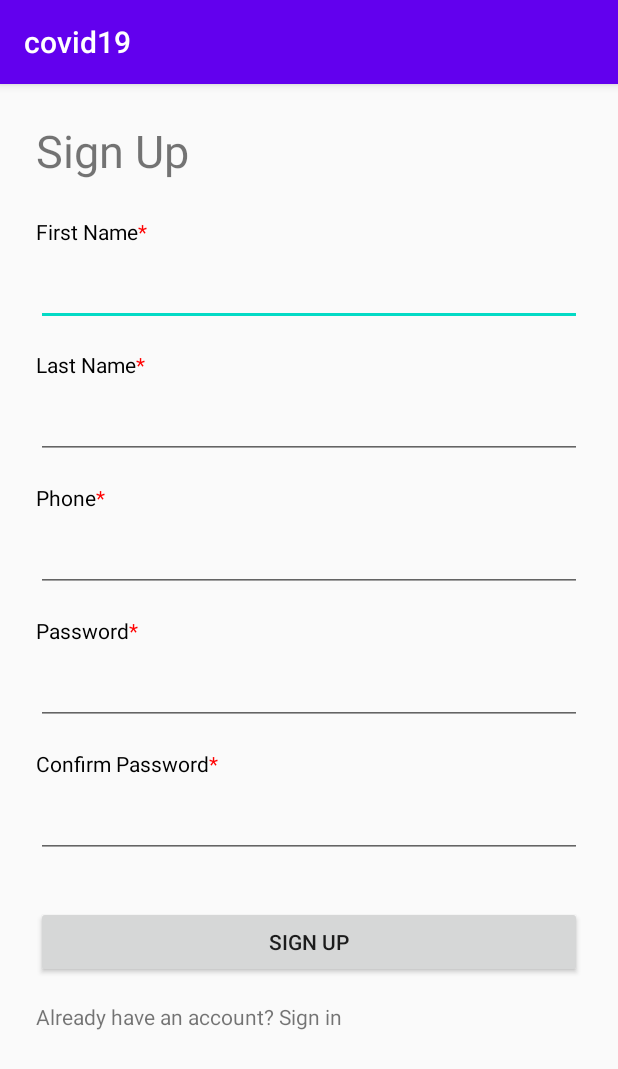
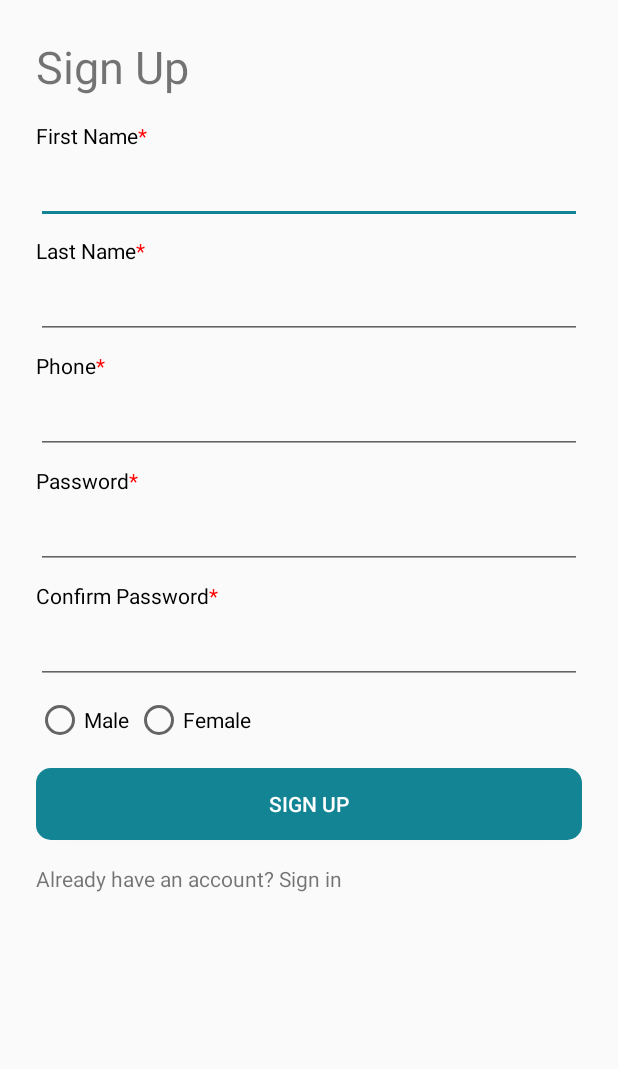
Before and after one commit to openmymed/access.md, an Android app: the screen it shows after launch (RegisterActivity), after a tap on "Don't have an account? Sign up", on a phone screen of 412 x 824 dp. Shown: the top 1069 px of the screen. Run offline under Robolectric (Android 15) with nearby library versions, the phone set to English and light mode, and no system bars; libraries missing offline, so code that uses them is left out: io.paperdb; 3 statements that could not run were skipped; 1 other tap on this screen came first.

Commit message:
Login and Register functional with mock data

```diff
--- a/android/app/build.gradle
+++ b/android/app/build.gradle
@@ -31,6 +31,7 @@ dependencies {
     implementation 'com.google.android.material:material:1.0.0'
     implementation 'androidx.annotation:annotation:1.1.0'
     implementation 'androidx.lifecycle:lifecycle-extensions:2.0.0'
+    implementation 'io.paperdb:paperdb:2.6'
     testImplementation 'junit:junit:4.12'
     androidTestImplementation 'androidx.test.ext:junit:1.1.1'
     androidTestImplementation 'androidx.test.espresso:espresso-core:3.2.0'
--- a/android/app/src/main/java/me/kisoft/covid19/RegisterActivity.java
+++ b/android/app/src/main/java/me/kisoft/covid19/RegisterActivity.java
@@ -5,11 +5,13 @@ import android.os.Bundle;
 import android.view.View;
 import android.widget.Button;
 import android.widget.EditText;
+import android.widget.RadioButton;
 import android.widget.TextView;
 
 import androidx.appcompat.app.AppCompatActivity;
 
 import me.kisoft.covid19.models.Patient;
+import me.kisoft.covid19.models.Sex;
 import me.kisoft.covid19.services.PatientService;
 import me.kisoft.covid19.services.PatientServiceMock;
 
@@ -21,13 +23,16 @@ public class RegisterActivity extends AppCompatActivity {
     private EditText edtConfirmPassword;
     private Button btnSignUp;
     private TextView tvGoToSignIn;
+    private RadioButton rbMale;
+    private RadioButton rbFemale;
     private PatientService service;
 
     @Override
     protected void onCreate(Bundle savedInstanceState) {
         super.onCreate(savedInstanceState);
         setContentView(R.layout.activity_register);
-
+        getSupportActionBar().hide();
+        //init screen components
         edtFirstName = findViewById(R.id.edt_first_name);
         edtLastName = findViewById(R.id.edt_last_name);
         edtPhone = findViewById(R.id.edt_phone);
@@ -35,6 +40,9 @@ public class RegisterActivity extends AppCompatActivity {
         edtConfirmPassword = findViewById(R.id.edt_confirm_password);
         btnSignUp = findViewById(R.id.btn_sign_up);
         tvGoToSignIn = findViewById(R.id.tv_goto_sign_in);
+        rbFemale = findViewById(R.id.rb_female);
+        rbMale = findViewById(R.id.rb_male);
+
         //init service
         service = new PatientServiceMock();
         //go back to sign in screen
@@ -54,10 +62,19 @@ public class RegisterActivity extends AppCompatActivity {
                 String phone = edtPhone.getText().toString();
                 String password = edtPassword.getText().toString();
                 String confirmPassword = edtConfirmPassword.getText().toString();
+                Sex sex;
+                if (rbFemale.isSelected()) {
+                    sex = Sex.Female;
+                } else {
+                    sex = Sex.Male;
+                }
 
                 if (password.equals(confirmPassword)) {
-                    Patient patient = new Patient(phone, password, firstName, lastName);
-                    service.Register(patient);
+                    Patient patient = new Patient(phone, password, firstName, lastName, sex);
+                    service.register(patient);
+                    Intent intent = new Intent(RegisterActivity.this, LoginActivity.class);
+                    startActivity(intent);
+                    finish();
                 }
             }
         });
--- a/android/app/src/main/java/me/kisoft/covid19/models/Patient.java
+++ b/android/app/src/main/java/me/kisoft/covid19/models/Patient.java
@@ -1,24 +1,29 @@
 package me.kisoft.covid19.models;
 
 public class Patient {
-    private String username;
+    private String phone;
     private String password;
     private String firstName;
     private String lastName;
+    private Sex sex;
 
-    public Patient(String username, String password, String firstName, String lastName) {
-        this.username = username;
+    public Patient() {
+    }
+
+    public Patient(String phone, String password, String firstName, String lastName, Sex sex) {
+        this.phone = phone;
         this.password = password;
         this.firstName = firstName;
         this.lastName = lastName;
+        this.sex = sex;
     }
 
-    public String getUsername() {
-        return username;
+    public String getPhone() {
+        return phone;
     }
 
-    public void setUsername(String username) {
-        this.username = username;
+    public void setPhone(String phone) {
+        this.phone = phone;
     }
 
     public String getPassword() {
@@ -32,7 +37,7 @@ public class Patient {
     @Override
     public String toString() {
         return "Patient{" +
-                "username='" + username + '\'' +
+                "phone='" + phone + '\'' +
                 ", password='" + password + '\'' +
                 '}';
     }
--- /dev/null
+++ b/android/app/src/main/java/me/kisoft/covid19/models/Sex.java
@@ -0,0 +1,5 @@
+package me.kisoft.covid19.models;
+
+public enum Sex {
+    Female, Male
+}
--- a/android/app/src/main/java/me/kisoft/covid19/services/PatientService.java
+++ b/android/app/src/main/java/me/kisoft/covid19/services/PatientService.java
@@ -3,7 +3,7 @@ package me.kisoft.covid19.services;
 import me.kisoft.covid19.models.Patient;
 
 public interface PatientService {
-    void Login(String username, String password);
+    Patient login(String phone, String password);
 
-    void Register(Patient patient);
+    void register(Patient patient);
 }
--- a/android/app/src/main/java/me/kisoft/covid19/services/PatientServiceMock.java
+++ b/android/app/src/main/java/me/kisoft/covid19/services/PatientServiceMock.java
@@ -1,20 +1,34 @@
 package me.kisoft.covid19.services;
 
+import java.util.ArrayList;
+import java.util.Arrays;
+
 import me.kisoft.covid19.models.Patient;
+import me.kisoft.covid19.models.Sex;
 
 public class PatientServiceMock implements PatientService {
-    //todo check if this is the correct impl for the pattern
+    //todo check if this is the correct impl for the
+
+    static ArrayList<Patient> patients = new ArrayList<>(Arrays.asList(new Patient("Admin", "Admin", "Ahmad", "Ahmad", Sex.Male),
+            new Patient("0591234561", "Admin", "Mohammad", "Mohammad", Sex.Male),
+            new Patient("0592234561", "Admin", "Mousa", "Mousa", Sex.Male),
+            new Patient("0593234561", "Admin", "Ibraheem", "Ibraheem", Sex.Male),
+            new Patient("0594234561", "Admin", "Majed", "Majed", Sex.Male)));
 
     @Override
-    public void Login(String username, String password) {
+    public Patient login(String phone, String password) {
         //do stuff here
-        String user = "Admin";
-        String pass = "Admin";
-
+        for (Patient patient : patients) {
+            if (patient.getPhone().equals(phone) && patient.getPassword().equals(password)) {
+                return patient;
+            }
+        }
+        return null;
     }
 
     @Override
-    public void Register(Patient patient) {
+    public void register(Patient patient) {
         //do stuff here
+        patients.add(patient);
     }
 }
--- /dev/null
+++ b/android/app/src/main/java/me/kisoft/covid19/utils/RememberMe.java
@@ -0,0 +1,6 @@
+package me.kisoft.covid19.utils;
+
+public class RememberMe {
+    public static final String phone = "phone";
+    public static final String password = "password";
+}
--- /dev/null
+++ b/android/app/src/main/res/drawable/roundedbutton.xml
@@ -0,0 +1,10 @@
+<?xml version="1.0" encoding="utf-8"?>
+<shape xmlns:android="http://schemas.android.com/apk/res/android"
+    android:shape="rectangle">
+    <solid android:color="@color/colorAccent" />
+    <corners
+        android:bottomLeftRadius="10dp"
+        android:bottomRightRadius="10dp"
+        android:topLeftRadius="10dp"
+        android:topRightRadius="10dp" />
+</shape>
--- a/android/app/src/main/res/layout/activity_login.xml
+++ b/android/app/src/main/res/layout/activity_login.xml
@@ -75,7 +75,9 @@
         android:layout_marginStart="24dp"
         android:layout_marginTop="16dp"
         android:layout_marginEnd="24dp"
+        android:background="@drawable/roundedbutton"
         android:text="Sign In"
+        android:textColor="@android:color/white"
         app:layout_constraintEnd_toEndOf="parent"
         app:layout_constraintStart_toStartOf="parent"
         app:layout_constraintTop_toBottomOf="@+id/tv_login_warning" />
@@ -85,11 +87,11 @@
         android:layout_width="wrap_content"
         android:layout_height="wrap_content"
         android:layout_marginStart="24dp"
-        android:layout_marginTop="16dp"
+        android:layout_marginTop="8dp"
         android:checked="false"
         android:text="Remember me"
         app:layout_constraintStart_toStartOf="parent"
-        app:layout_constraintTop_toBottomOf="@+id/tv_sign_up" />
+        app:layout_constraintTop_toBottomOf="@+id/tv_goto_sign_up" />
 
     <TextView
         android:id="@+id/tv_login_warning"
--- a/android/app/src/main/res/layout/activity_register.xml
+++ b/android/app/src/main/res/layout/activity_register.xml
@@ -26,7 +26,7 @@
             android:layout_width="wrap_content"
             android:layout_height="wrap_content"
             android:layout_marginStart="24dp"
-            android:layout_marginTop="16dp"
+            android:layout_marginTop="8dp"
             android:text="@string/sign_up_phone"
             android:textColor="@android:color/black"
             app:layout_constraintStart_toStartOf="parent"
@@ -37,7 +37,7 @@
             android:layout_width="match_parent"
             android:layout_height="wrap_content"
             android:layout_marginStart="24dp"
-            android:layout_marginTop="8dp"
+            android:layout_marginTop="4dp"
             android:layout_marginEnd="24dp"
             android:ems="10"
             android:inputType="phone"
@@ -50,7 +50,7 @@
             android:layout_width="wrap_content"
             android:layout_height="wrap_content"
             android:layout_marginStart="24dp"
-            android:layout_marginTop="16dp"
+            android:layout_marginTop="8dp"
             android:text="@string/sign_up_password"
             android:textColor="@android:color/black"
             app:layout_constraintStart_toStartOf="parent"
@@ -61,7 +61,7 @@
             android:layout_width="match_parent"
             android:layout_height="wrap_content"
             android:layout_marginStart="24dp"
-            android:layout_marginTop="8dp"
+            android:layout_marginTop="4dp"
             android:layout_marginEnd="24dp"
             android:ems="10"
             android:inputType="textPassword"
@@ -74,7 +74,7 @@
             android:layout_width="wrap_content"
             android:layout_height="19dp"
             android:layout_marginStart="24dp"
-            android:layout_marginTop="16dp"
+            android:layout_marginTop="8dp"
             android:text="@string/sign_up_confirm_password"
             android:textColor="@android:color/black"
             app:layout_constraintStart_toStartOf="parent"
@@ -85,7 +85,7 @@
             android:layout_width="match_parent"
             android:layout_height="wrap_content"
             android:layout_marginStart="24dp"
-            android:layout_marginTop="8dp"
+            android:layout_marginTop="4dp"
             android:layout_marginEnd="24dp"
             android:ems="10"
             android:inputType="textPassword"
@@ -98,7 +98,7 @@
             android:layout_width="wrap_content"
             android:layout_height="wrap_content"
             android:layout_marginStart="24dp"
-            android:layout_marginTop="16dp"
+            android:layout_marginTop="8dp"
             android:text="@string/sign_up_last_name"
             android:textColor="@android:color/black"
             app:layout_constraintStart_toStartOf="parent"
@@ -109,7 +109,7 @@
             android:layout_width="wrap_content"
             android:layout_height="wrap_content"
             android:layout_marginStart="24dp"
-            android:layout_marginTop="24dp"
+            android:layout_marginTop="16dp"
             android:text="@string/sign_up_first_name"
             android:textColor="@android:color/black"
             app:layout_constraintStart_toStartOf="parent"
@@ -120,7 +120,7 @@
             android:layout_width="0dp"
             android:layout_height="wrap_content"
             android:layout_marginStart="24dp"
-            android:layout_marginTop="8dp"
+            android:layout_marginTop="4dp"
             android:layout_marginEnd="24dp"
             android:ems="10"
             android:inputType="textPersonName"
@@ -134,7 +134,7 @@
             android:layout_width="0dp"
             android:layout_height="wrap_content"
             android:layout_marginStart="24dp"
-            android:layout_marginTop="8dp"
+            android:layout_marginTop="4dp"
             android:layout_marginEnd="24dp"
             android:ems="10"
             android:inputType="textPersonName"
@@ -147,12 +147,15 @@
             android:layout_width="0dp"
             android:layout_height="wrap_content"
             android:layout_marginStart="24dp"
-            android:layout_marginTop="32dp"
+            android:layout_marginTop="16dp"
             android:layout_marginEnd="24dp"
+            android:background="@drawable/roundedbutton"
             android:text="Sign up"
+            android:textColor="@android:color/white"
             app:layout_constraintEnd_toEndOf="parent"
+            app:layout_constraintHorizontal_bias="0.0"
             app:layout_constraintStart_toStartOf="parent"
-            app:layout_constraintTop_toBottomOf="@+id/edt_confirm_password" />
+            app:layout_constraintTop_toBottomOf="@+id/radioGroup" />
 
         <TextView
             android:id="@+id/tv_goto_sign_in"
@@ -165,5 +168,29 @@
             app:layout_constraintBottom_toBottomOf="parent"
             app:layout_constraintStart_toStartOf="parent"
             app:layout_constraintTop_toBottomOf="@+id/btn_sign_up" />
+
+        <RadioGroup
+            android:id="@+id/radioGroup"
+            android:layout_width="wrap_content"
+            android:layout_height="wrap_content"
+            android:layout_marginStart="24dp"
+            android:layout_marginTop="8dp"
+            android:orientation="horizontal"
+            app:layout_constraintStart_toStartOf="parent"
+            app:layout_constraintTop_toBottomOf="@+id/edt_confirm_password">
+
+            <RadioButton
+                android:id="@+id/rb_male"
+                android:layout_width="match_parent"
+                android:layout_height="wrap_content"
+                android:text="Male" />
+
+            <RadioButton
+                android:id="@+id/rb_female"
+                android:layout_width="match_parent"
+                android:layout_height="wrap_content"
+                android:layout_marginLeft="4dp"
+                android:text="Female" />
+        </RadioGroup>
     </androidx.constraintlayout.widget.ConstraintLayout>
 </ScrollView>
--- a/android/app/src/main/res/values/colors.xml
+++ b/android/app/src/main/res/values/colors.xml
@@ -1,6 +1,7 @@
 <?xml version="1.0" encoding="utf-8"?>
 <resources>
-    <color name="colorPrimary">#6200EE</color>
-    <color name="colorPrimaryDark">#3700B3</color>
-    <color name="colorAccent">#03DAC5</color>
+    <color name="colorPrimary">#ECFEFF</color>
+    <color name="colorPrimaryDark">#00b7c2</color>
+    <color name="colorAccent">#128494</color>
+    <color name="colorAccent2">#4ef037</color>
 </resources>
--- a/android/app/src/main/res/values/strings.xml
+++ b/android/app/src/main/res/values/strings.xml
@@ -1,10 +1,15 @@
 <resources>
     <string name="app_name">covid19</string>
-    <!--  Sign up page  -->
+    <!--  Sign up screen  -->
     <string name="sign_up_first_name">First Name<font color="#FF0000">*</font></string>
     <string name="sign_up_last_name">Last Name<font fgcolor="red">*</font></string>
     <string name="sign_up_phone">Phone<font fgcolor="red">*</font></string>
     <string name="sign_up_password">Password<font fgcolor="red">*</font></string>
     <string name="sign_up_confirm_password">Confirm Password<font fgcolor="red">*</font></string>
 
+    <!--  Sign in screen  -->
+    <string name="sign_in_incorrect">Incorrect Email or Password</string>
+    <string name="sign_in_password_required">Password field can\'t be empty</string>
+    <string name="sign_in_phone_required">Phone field can\'t be empty</string>
+
 </resources>
--- a/android/app/src/main/res/values/styles.xml
+++ b/android/app/src/main/res/values/styles.xml
@@ -7,5 +7,4 @@
         <item name="colorPrimaryDark">@color/colorPrimaryDark</item>
         <item name="colorAccent">@color/colorAccent</item>
     </style>
-
 </resources>
```
Also changed, not shown: android/app/src/main/java/me/kisoft/covid19/LoginActivity.java (+28 -4 lines).
